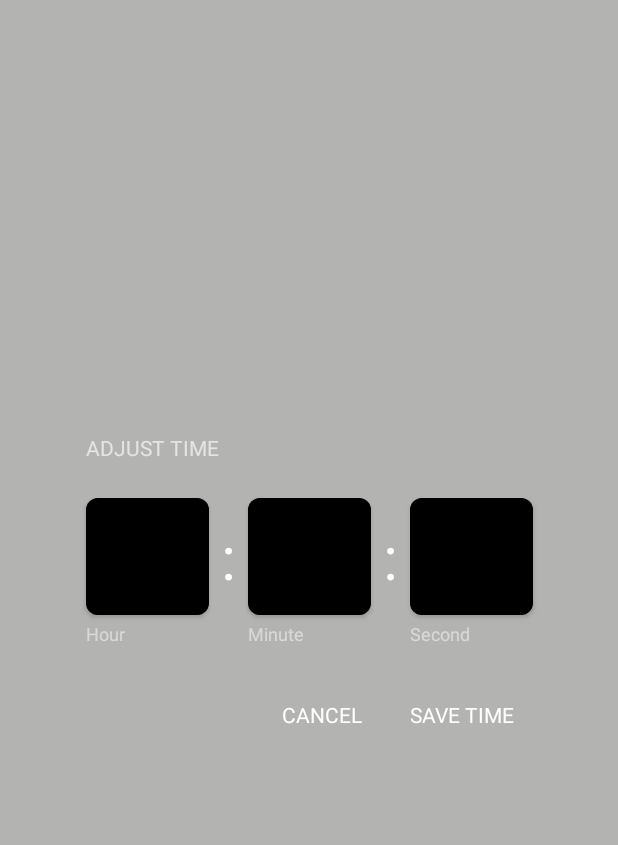
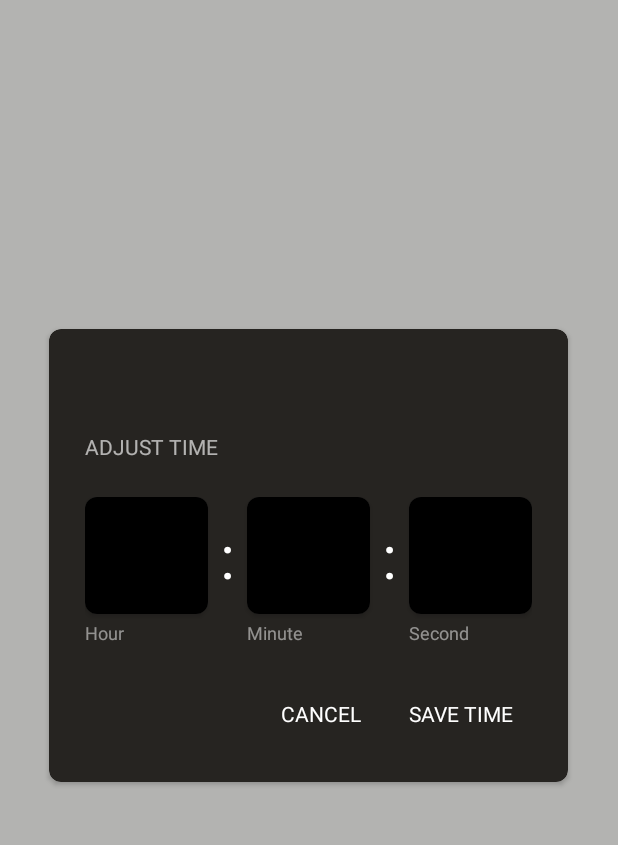
Before and after one commit to ChessCom/android-chessclock, an Android app: the fragment AdjustTimeDialogFragment shown on its own in the app's theme, on a phone screen of 412 x 824 dp, the part 62-907 px from its top. Run offline under Robolectric (Android 15) with nearby library versions, the phone set to English and light mode, and no system bars.

Commit message:
finished view

```diff
--- a/app/src/main/res/layout/dialog_fragment_adjust_time.xml
+++ b/app/src/main/res/layout/dialog_fragment_adjust_time.xml
@@ -1,10 +1,22 @@
 <?xml version="1.0" encoding="utf-8"?>
-<androidx.constraintlayout.widget.ConstraintLayout xmlns:android="http://schemas.android.com/apk/res/android"
+<FrameLayout xmlns:android="http://schemas.android.com/apk/res/android"
     xmlns:app="http://schemas.android.com/apk/res-auto"
     xmlns:tools="http://schemas.android.com/tools"
     android:layout_width="match_parent"
     android:layout_height="match_parent"
     android:background="@color/white_65">
+
+    <androidx.cardview.widget.CardView
+        android:layout_width="wrap_content"
+        android:layout_height="wrap_content"
+        android:layout_gravity="center"
+        app:cardBackgroundColor="@color/windowBackground"
+        app:cardCornerRadius="@dimen/default_radius">
+
+        <androidx.constraintlayout.widget.ConstraintLayout
+            android:layout_width="wrap_content"
+            android:layout_height="wrap_content"
+            android:layout_margin="@dimen/margin_large">
 
             <TextView
                 android:layout_width="wrap_content"
@@ -173,3 +185,5 @@
                 app:layout_constraintTop_toBottomOf="@id/hourLabel" />
 
         </androidx.constraintlayout.widget.ConstraintLayout>
+    </androidx.cardview.widget.CardView>
+</FrameLayout>
```
Lines whose indentation alone changed are shown as unchanged.
